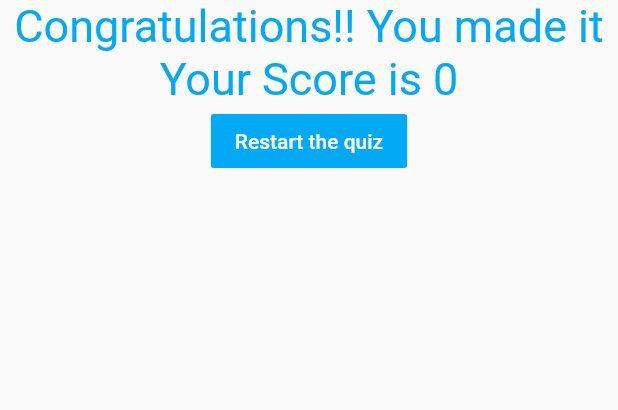
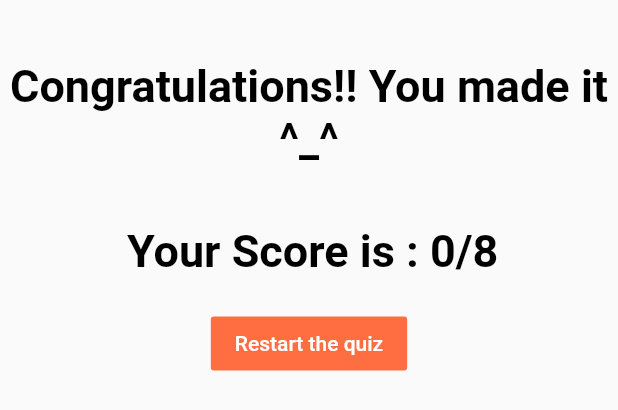
Before and after one commit to AbdelrahamanKhaled/Quiz_app_flutter, a Flutter app: the Result widget shown alone on an empty page, opened directly with empty values, on a phone screen of 412 x 824 dp. Shown: the top 410 px of the screen. Run offline on Flutter 3.47's test engine with Material 2 defaults, Android fonts, the phone set to English and light mode, and no system bars.

```diff
--- a/lib/Answers.dart
+++ b/lib/Answers.dart
@@ -11,7 +11,7 @@ class Answers extends StatelessWidget {
     return Container(
       width: double.infinity,
       child: RaisedButton(
-        color: Colors.blue,
+        color: Colors.deepOrangeAccent,
         child: Text(
           AnswerText,
           style: TextStyle(color: Colors.white),
--- a/lib/Questions.dart
+++ b/lib/Questions.dart
@@ -10,13 +10,9 @@ class Questions extends StatelessWidget {
   Widget build(BuildContext context) {
     return Container(
       width: double.infinity,
-      margin: EdgeInsets.all(20),
       child: Text(
         question,
-        style: TextStyle(
-          fontSize: 30,
-          fontWeight: FontWeight.bold,
-        ),
+        style: TextStyle(fontSize: 30, fontWeight: FontWeight.bold ,),
         textAlign: TextAlign.center,
       ),
     );
--- a/lib/Result.dart
+++ b/lib/Result.dart
@@ -10,27 +10,48 @@ class Result extends StatelessWidget {
   @override
   Widget build(BuildContext context) {
     return Center(
-        child: Column(children: [
-      Text(
-        "Congratulations!! You made it Your Score is ${score}",
-        style: TextStyle(color: Colors.lightBlue, fontSize: 30),
-        textAlign: TextAlign.center,
+      child: Column(
+        children: [
+          Container(
+            margin: EdgeInsets.only(top: 40),
+            child: Text(
+              "Congratulations!! You made it ^_^ ",
+              textAlign: TextAlign.center,
+              style: TextStyle(
+                color: Colors.black,
+                fontSize: 30,
+                fontWeight: FontWeight.bold,
+              ),
+            ),
+          ),
+          Container(
+            margin: EdgeInsets.only(top: 40, bottom: 20, left: 50, right: 45),
+            //color: Colors.lightBlue,
+            child: Column(
+              children: [
+                Text(
+                  'Your Score is : ${score}/8',
+                  style: TextStyle(
+                    color: Colors.black,
+                    fontSize: 30,
+                    fontWeight: FontWeight.bold,
+                  ),
+                ),
+              ],
+            ),
+          ),
+          Container(
+            child: FlatButton(
+              child: Text(
+                'Restart the quiz',
+                style: TextStyle(color: Colors.white),
+              ),
+              onPressed: resart,
+              color: Colors.deepOrangeAccent,
+            ),
+          ),
+        ],
       ),
-      FlatButton(child: Text('Restart the quiz' , style: TextStyle(color: Colors.white),), onPressed: resart , color: Colors.lightBlue)
-    ]));
-    // return Container(
-    //   width: double.infinity,
-    //   height: 300,
-    //   color: Colors.teal,
-    //   child: Text(
-    //     "Your Score is ${score}",
-    //     style: TextStyle(
-    //       color: Colors.white,
-    //       fontSize: 30,
-    //       fontWeight: FontWeight.bold,
-    //     ),
-    //     textAlign: TextAlign.center,
-    //   ),
-    // );
+    );
   }
 }
--- a/lib/main.dart
+++ b/lib/main.dart
@@ -36,6 +36,42 @@ class MyAppState extends State<MyApp> {
       ]
     },
     {
+      'question': 'Where do you want to spend your honey moon ? ',
+      'answers': [
+        {'text': 'Paris', 'flag': true},
+        {'text': 'Hawaii', 'flag': false},
+        {'text': 'Maldives', 'flag': true},
+        {'text': 'Thailand', 'flag': false}
+      ]
+    },
+    {
+      'question': 'What\'s your best quality ? ',
+      'answers': [
+        {'text': 'Honesty', 'flag': false},
+        {'text': 'Braveness', 'flag': false},
+        {'text': 'Intelligence', 'flag': true},
+        {'text': 'Kindness', 'flag': false}
+      ]
+    },
+    {
+      'question': 'Which programming language you had learnt first? ',
+      'answers': [
+        {'text': 'Java', 'flag': false},
+        {'text': 'Python', 'flag': true},
+        {'text': 'C++', 'flag': false},
+        {'text': 'Dart', 'flag': false}
+      ]
+    },
+    {
+      'question': 'What\'s your favorite hobby ? ',
+      'answers': [
+        {'text': 'Reading Novels', 'flag': false},
+        {'text': 'Drawing', 'flag': false},
+        {'text': 'Video games', 'flag': true},
+        {'text': 'Football', 'flag': true}
+      ]
+    },
+    {
       'question': 'What\'s your favorite football team ?',
       'answers': [
         {'text': 'Liverpool', 'flag': true},
@@ -45,12 +81,12 @@ class MyAppState extends State<MyApp> {
       ]
     },
     {
-      'question': 'What\'s your best quality ? ',
+      'question': 'Who is your  most favourite player ? ',
       'answers': [
-        {'text': 'Honesty', 'flag': false},
-        {'text': 'Braveness', 'flag': false},
-        {'text': 'Intelligence', 'flag': true},
-        {'text': 'Kindness', 'flag': false}
+        {'text': 'Messi', 'flag': false},
+        {'text': 'C.Ronaldo', 'flag': false},
+        {'text': 'Xavi', 'flag': true},
+        {'text': 'F.Toti', 'flag': false},
       ]
     },
   ];
@@ -66,10 +102,9 @@ class MyAppState extends State<MyApp> {
 
   void restartQuiz() {
     setState(() {
-      _index=0;
-      _score=0;
+      _index = 0;
+      _score = 0;
     });
-
   }
 
   @override
@@ -77,12 +112,15 @@ class MyAppState extends State<MyApp> {
     return MaterialApp(
       home: Scaffold(
         appBar: AppBar(
-              backgroundColor: Colors.redAccent,
+          backgroundColor: Colors.teal[400],
           title: Text("Quizes"),
           //backgroundColor: Colors.cyanAccent,
         ),
         body: _index < _questions.length
             ? Quiz(_nextQuestion, _questions, _index)
-                : Result(_score,restartQuiz)));
+            : Result(_score, restartQuiz),
+        backgroundColor: Colors.lightBlue[100],
+      ),
+    );
   }
 }
```
Lines whose indentation alone changed are shown as unchanged.
